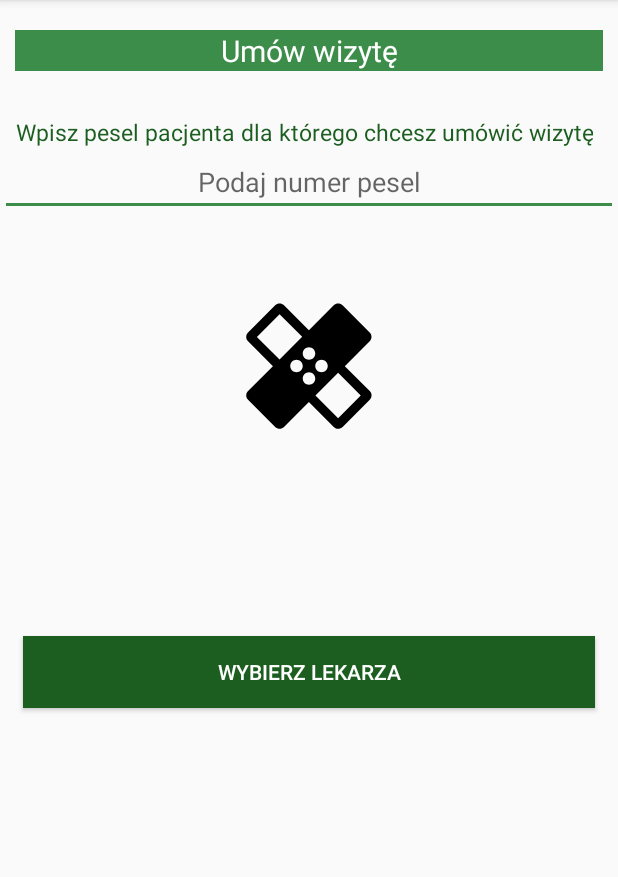
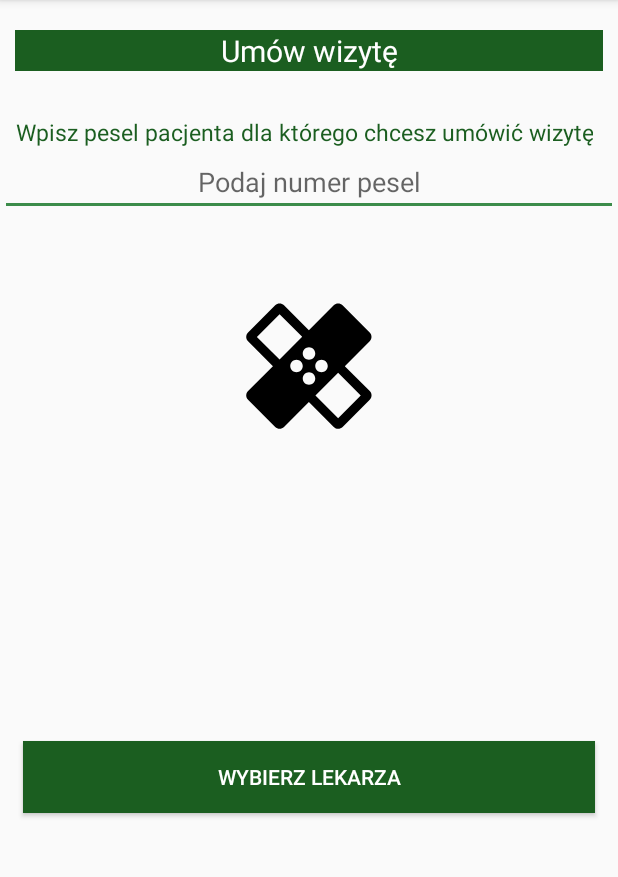
Before and after one commit to KatarzynaWidawka/KolokwiumPUM, an Android app: the screen it shows after launch (MainActivity), on a phone screen of 412 x 824 dp, the part 84-961 px from its top. Run offline under Robolectric (Android 15) with nearby library versions, the phone set to English and light mode, and no system bars; our stand-ins replace ButterKnife.

Commit message:
Prawie cale zrobione

```diff
--- a/app/src/main/res/layout/activity_main.xml
+++ b/app/src/main/res/layout/activity_main.xml
@@ -17,7 +17,7 @@
         android:layout_width="match_parent"
         android:layout_height="wrap_content"
         android:text="Umów wizytę"
-        android:background="@color/colorAccent"
+        android:background="@color/colorPrimary"
         android:textColor="#FFFFFF"
         android:textSize="20dp"
 
@@ -60,7 +60,7 @@
         android:layout_gravity="bottom"
         android:layout_marginLeft="15dp"
         android:layout_marginRight="15dp"
-        android:layout_marginTop="130dp"
+        android:layout_marginTop="200dp"
         android:background="@color/colorPrimary"
         android:text="WYBIERZ LEKARZA"
         android:textColor="@android:color/white" />
--- a/app/src/main/res/layout/list.xml
+++ b/app/src/main/res/layout/list.xml
@@ -24,7 +24,7 @@
         android:gravity="center"
         android:text="dermatolog"
         android:textColor="@color/colorPrimary"
-        android:textSize="20sp" />
+        />
 
 
     <Button
```
Also changed, not shown: app/src/main/java/com/example/student/rejestracjawizyt/LekarzAdapter.java (+7 -6 lines).
